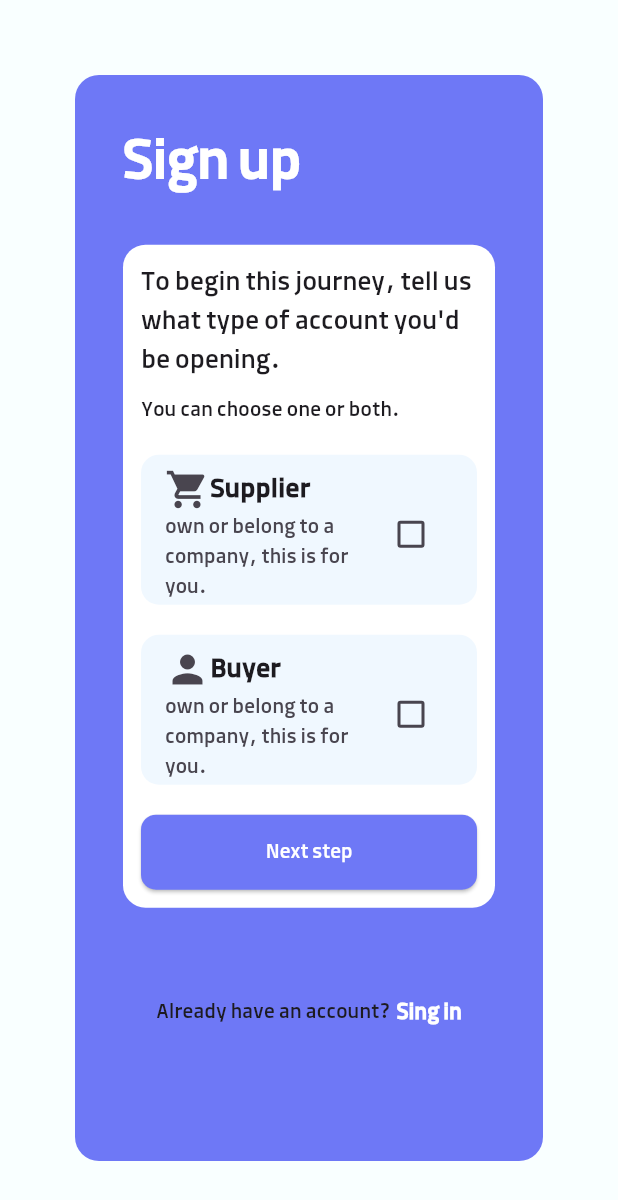
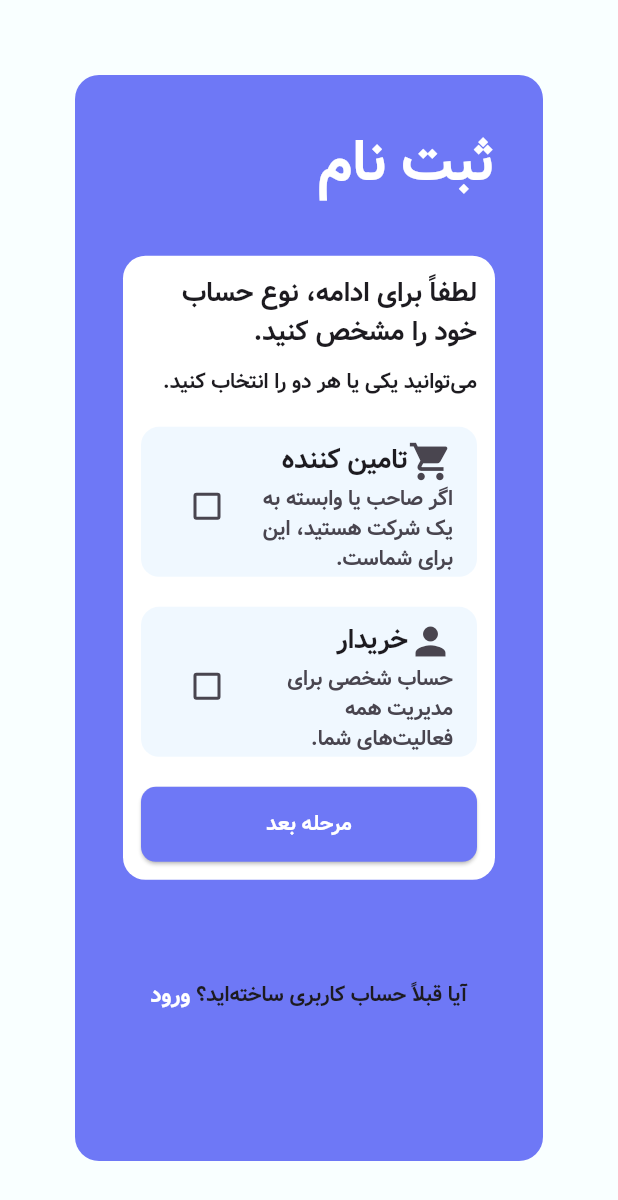
Before and after one commit to immahdi2007/login_page-flutter, a Flutter app: the screen it shows after launch, on a phone screen of 412 x 824 dp. Shown: the top 1200 px of the screen. Run offline on Flutter 3.47's test engine with Material 3 defaults, Android fonts, the phone set to English and light mode, and no system bars; our stand-ins replace go_router; missing offline and left inert: dart:html, dart:js.

Commit message:
change language

```diff
--- a/lib/main.dart
+++ b/lib/main.dart
@@ -2,6 +2,8 @@ import 'package:flutter/material.dart';
 import 'package:login_page/view/pages/login/login_page.dart';
 import 'package:login_page/view/pages/register/register1.dart';
 import 'package:login_page/view/pages/register/register2.dart';
+import 'package:login_page/view/pages/router.dart';
+import 'package:flutter_localizations/flutter_localizations.dart';
 
 void main() {
   runApp(MyApp());
@@ -12,13 +14,20 @@ class MyApp extends StatelessWidget {
 
   @override
   Widget build(BuildContext context) {
-    return MaterialApp(
+    return MaterialApp.router(
+      debugShowCheckedModeBanner: false,
       theme: ThemeData(
         fontFamily: "modam",
       ),
-      title: "Login_page",
-      locale: Locale("en"),
-      home: RegisterPage(),
+      title: "صفحه ی ورود",
+      locale: Locale("fa"),
+      supportedLocales: [Locale("fa"),],
+      localizationsDelegates: [
+        GlobalMaterialLocalizations.delegate,
+        GlobalWidgetsLocalizations.delegate,
+        GlobalCupertinoLocalizations.delegate
+      ],
+      routerConfig: router,
     );
   }
 }
--- a/lib/view/pages/login/login_form.dart
+++ b/lib/view/pages/login/login_form.dart
@@ -21,13 +21,13 @@ class LoginForm extends StatelessWidget {
       child: Column(
         crossAxisAlignment: CrossAxisAlignment.start,
         children: [
-          appTextField(text: "Email",
-            hintText: "Your Email Address",
+          appTextField(text: "ایمیل",
+            hintText: "آدرس ایمیل شما",
             appKeyboardType: TextInputType.emailAddress,
             controller: controllerEmail,),
           SizedBox(height: 10,),
-          appTextField(text: "Password",
-            hintText: "Your Password ",
+          appTextField(text: "رمز عبور",
+            hintText: "رمز عبور شما",
             appKeyboardType: TextInputType.visiblePassword,
             obscuretext: true,
             controller: controllerPassword,),
@@ -37,13 +37,13 @@ class LoginForm extends StatelessWidget {
               controllerEmail.text,
               controllerPassword.text
             );
-          }, title: "Sign in"),
+          }, title: "ورود"),
           SizedBox(height: 34,),
 
           Align(
             alignment: Alignment.center,
             child: TextButton(onPressed: () {},
-             child: Text("Forget Password? Click here.")))
+             child: Text("رمز عبور را فراموش کرده‌اید؟ اینجا کلیک کنید.")))
         ],
       ),
     );
--- a/lib/view/pages/login/login_page.dart
+++ b/lib/view/pages/login/login_page.dart
@@ -1,6 +1,7 @@
 // ignore_for_file: prefer_const_literals_to_create_immutables
 
 import 'package:flutter/material.dart';
+import 'package:go_router/go_router.dart';
 import 'package:login_page/view/pages/login/login_form.dart';
 import 'package:login_page/view/pages/register/register1.dart';
 
@@ -25,8 +26,8 @@ class LoginPage extends StatelessWidget {
                   children: [
                     Spacer(),
                     Align(
-                      alignment: Alignment.centerLeft,
-                      child: Text("Sign In",
+                      alignment: Alignment.centerRight,
+                      child: Text("ورود",
                           style: TextStyle(
                               fontSize: 38,
                               fontWeight: FontWeight.bold,
@@ -52,17 +53,14 @@ class LoginPage extends StatelessWidget {
                     Row(
                       mainAxisAlignment: MainAxisAlignment.center,
                       children: [
-                        Text("No Account Yet?"),
+                        Text("هنوز حساب کاربری ندارید؟"),
                         SizedBox(width: 4,),
                         InkWell(
                           onTap: () {
-                            Navigator.of(context).push(
-                              MaterialPageRoute(
-                                builder: (context) => RegisterPage(),)
-                            );
+                            context.go('/sign_up');
                           },
                           child: Text(
-                            "Sing up",
+                            "ثبت نام",
                             style:  TextStyle(
                               fontSize: 15,
                               color: Colors.white,
--- a/lib/view/pages/register/register1.dart
+++ b/lib/view/pages/register/register1.dart
@@ -2,6 +2,8 @@ import 'package:flutter/material.dart';
 import 'package:login_page/view/pages/login/login_form.dart';
 import 'package:login_page/view/pages/login/login_page.dart';
 import 'package:login_page/view/pages/register/register1_form.dart';
+import 'package:go_router/go_router.dart';
+
 
 class RegisterPage extends StatelessWidget {
   const RegisterPage({super.key});
@@ -28,8 +30,8 @@ class RegisterPage extends StatelessWidget {
                   children: [
                     Spacer(),
                     Align(
-                      alignment: Alignment.centerLeft,
-                      child: Text("Sign up",
+                      alignment: Alignment.centerRight,
+                      child: Text("ثبت نام",
                           style: TextStyle(
                               fontSize: 38,
                               fontWeight: FontWeight.bold,
@@ -52,18 +54,14 @@ class RegisterPage extends StatelessWidget {
                     Row(
                       mainAxisAlignment: MainAxisAlignment.center,
                       children: [
-                        Text("Already have an account?"),
+                        Text("آیا قبلاً حساب کاربری ساخته‌اید؟"),
                         SizedBox(width: 4,),
                         InkWell(
                           onTap: () {
-                            Navigator.of(context).push(
-                              MaterialPageRoute(builder:
-                              (context) => LoginPage()
-                            ));
-
+                            context.go('/sign_in');
                           },
                           child: Text(
-                            "Sing in",
+                            "ورود",
                             style:  TextStyle(
                               fontSize: 15,
                               color: Colors.white,
--- a/lib/view/pages/register/register1_form.dart
+++ b/lib/view/pages/register/register1_form.dart
@@ -1,4 +1,5 @@
 import 'package:flutter/material.dart';
+import 'package:go_router/go_router.dart';
 import 'package:login_page/view/pages/register/register2.dart';
 import 'package:login_page/view/widgets/app_button.dart';
 import 'package:login_page/view/widgets/app_checkbox_tile.dart';
@@ -19,18 +20,21 @@ class _Register1FormState extends State<Register1Form> {
 
   Widget build(BuildContext context) {
     return Padding(
+
       padding: const EdgeInsets.all(12),
       child: Column(
         crossAxisAlignment: CrossAxisAlignment.start,
+
         children: [
 
-          Text("To begin this journey, tell us what type of account you'd be opening."
+          Text("لطفاً برای ادامه، نوع حساب خود را مشخص کنید."
           , style: TextStyle(fontSize: 18),),
           SizedBox(height: 10,),
-          Text("You can choose one or both."),
+          Text("می‌توانید یکی یا هر دو را انتخاب کنید."),
           SizedBox(height: 20,),
           AppCheckBoxTile(
-            text: "Supplier",
+            subtitle: "اگر صاحب یا وابسته به یک شرکت هستید، این برای شماست.",
+            text: "تامین کننده",
             checkBoxIcon: Icons.shopping_cart,
             onChanged: (value) {
               setState(() {
@@ -40,7 +44,8 @@ class _Register1FormState extends State<Register1Form> {
           ),
           SizedBox(height: 20,),
           AppCheckBoxTile(
-            text: "Buyer",
+            subtitle: "حساب شخصی برای مدیریت همه فعالیت‌های شما.",
+            text: "خریدار",
             checkBoxIcon: Icons.person,
             onChanged: (value) {
                  setState(() {
@@ -50,14 +55,21 @@ class _Register1FormState extends State<Register1Form> {
           ),
           SizedBox(height: 20,),
           AppButton(onTap: (){
-            Navigator.of(context).push(
-              MaterialPageRoute(
-                builder: (context) => Register2Page(
-                  isBuyer: buyerChecked,
-                  isSuplier: supplierChecked,
-                ),)
+            context.go(
+              '/sign_up/next_step',
+              extra: {
+                'isSuplier' : supplierChecked,
+                'isBuyer' : buyerChecked
+              }
             );
-          }, title: "Next step")
+            // Navigator.of(context).push(
+            //   MaterialPageRoute(
+            //     builder: (context) => Register2Page(
+            //       isBuyer: buyerChecked,
+            //       isSuplier: supplierChecked,
+            //     ),)
+            // );
+          }, title: "مرحله بعد")
         ],
       ),
     );
--- a/lib/view/pages/register/register2.dart
+++ b/lib/view/pages/register/register2.dart
@@ -8,8 +8,8 @@ import 'package:login_page/view/pages/register/register2_form.dart';
 class Register2Page extends StatelessWidget {
   const Register2Page({
     super.key,
-    required this.isSuplier,
-    required this.isBuyer
+    this.isSuplier = false,
+    this.isBuyer = false
   });
 
   final bool isSuplier;
@@ -33,8 +33,8 @@ class Register2Page extends StatelessWidget {
                   children: [
                     Spacer(),
                     Align(
-                      alignment: Alignment.centerLeft,
-                      child: Text("Sign up",
+                      alignment: Alignment.centerRight,
+                      child: Text("ثبت نام",
                           style: TextStyle(
                               fontSize: 38,
                               fontWeight: FontWeight.bold,
--- a/lib/view/pages/register/register2_form.dart
+++ b/lib/view/pages/register/register2_form.dart
@@ -29,24 +29,24 @@ class Register2Form extends StatelessWidget {
       child: Column(
         crossAxisAlignment: CrossAxisAlignment.start,
         children: [
-          appTextField(text: "Full name",
-            hintText: "Your frist name and last name",
+          appTextField(text: "نام و نام خانوادگی",
+            hintText: "نام و نام خانوادگی شما",
             appKeyboardType: TextInputType.text,
             controller: controllerFullName,),
           SizedBox(height: 10,),
-          appTextField(text: "Email",
-            hintText: "Your email address",
+          appTextField(text: "ایمیل",
+            hintText: "آدرس ایمیل شما",
             appKeyboardType: TextInputType.emailAddress,
             controller: controllerEmail,),
           SizedBox(height: 10,),
-          appTextField(text: "Password",
-            hintText: "Your password",
+          appTextField(text: "رمز عبور",
+            hintText: "رمز عبور شما",
             appKeyboardType: TextInputType.visiblePassword,
             obscuretext: true,
             controller: controllerPassword,),
           SizedBox(height: 10,),
-          appTextField(text: "Confirm Password",
-            hintText: "Enter Your password agian",
+          appTextField(text: "تایید رمز عبور",
+            hintText: "رمز عبور خود را دوباره وارد کنید.",
             appKeyboardType: TextInputType.visiblePassword,
             obscuretext: true,
             controller: controllerRePass,
@@ -65,7 +65,7 @@ class Register2Form extends StatelessWidget {
               controllerPassword.text,
               controllerRePass.text
             );
-          }, title: "Sign up"),
+          }, title: "ثبت نام"),
 
         ],
       ),
--- /dev/null
+++ b/lib/view/pages/router.dart
@@ -0,0 +1,31 @@
+import 'dart:js';
+
+import 'package:flutter/material.dart';
+import 'package:go_router/go_router.dart';
+import 'package:login_page/view/pages/login/login_page.dart';
+import 'package:login_page/view/pages/register/register1.dart';
+import 'package:login_page/view/pages/register/register2.dart';
+
+final GoRouter router = GoRouter(
+  initialLocation: '/sign_up',
+  routes: [
+    GoRoute(
+      path: '/sign_in',
+      builder: (context, State) => LoginPage(),
+    ),
+    GoRoute(
+      path: '/sign_up',
+      builder: (context, state) => RegisterPage(),
+    ),
+    GoRoute(
+      path: '/sign_up/next_step',
+      builder: (context, state) {
+        final data = (state.extra is Map<String, bool>) ? (state.extra as Map<String, bool>) : {};
+        return Register2Page(
+          isSuplier: data['isSuplier'] ?? false,
+          isBuyer: data['isBuyer'] ?? false
+        );
+      },
+    )
+  ]
+);
--- a/lib/view/widgets/app_checkbox_tile.dart
+++ b/lib/view/widgets/app_checkbox_tile.dart
@@ -5,13 +5,13 @@ class AppCheckBoxTile extends StatefulWidget {
   required this.text,
   required this.checkBoxIcon,
   required this.onChanged,
-
+  required this.subtitle,
   });
 
   final String text;
   final IconData checkBoxIcon;
   final ValueChanged<bool?> onChanged;
-
+  final String subtitle;
   @override
   State<AppCheckBoxTile> createState() => AppCheckBoxTileState();
 }
@@ -40,7 +40,7 @@ class AppCheckBoxTileState extends State<AppCheckBoxTile> {
                   Text(widget.text, style: TextStyle(fontWeight: FontWeight.bold, fontSize: 18),),
                 ],
               ),
-              subtitle: Text("own or belong to a company, this is for you."),
+              subtitle: Text(widget.subtitle),
               value: isChecked,
               onChanged: (value){
                 setState(() {
--- a/pubspec.yaml
+++ b/pubspec.yaml
@@ -30,7 +30,9 @@ environment:
 dependencies:
   flutter:
     sdk: flutter
-
+  flutter_localizations:
+    sdk: flutter
+  go_router: ^14.2.3
 
   # The following adds the Cupertino Icons font to your application.
   # Use with the CupertinoIcons class for iOS style icons.
@@ -77,7 +79,7 @@ flutter:
   fonts:
     - family: modam
       fonts:
-        - asset: assets/fonts/Modam-Medium.ttf
+        - asset: assets/fonts/Vazir-Bold.ttf
   #       - asset: fonts/Schyler-Italic.ttf
   #         style: italic
   #   - family: Trajan Pro
```
Also changed, not shown: assets/fonts/Vazir-Bold.ttf (added), pubspec.lock.
